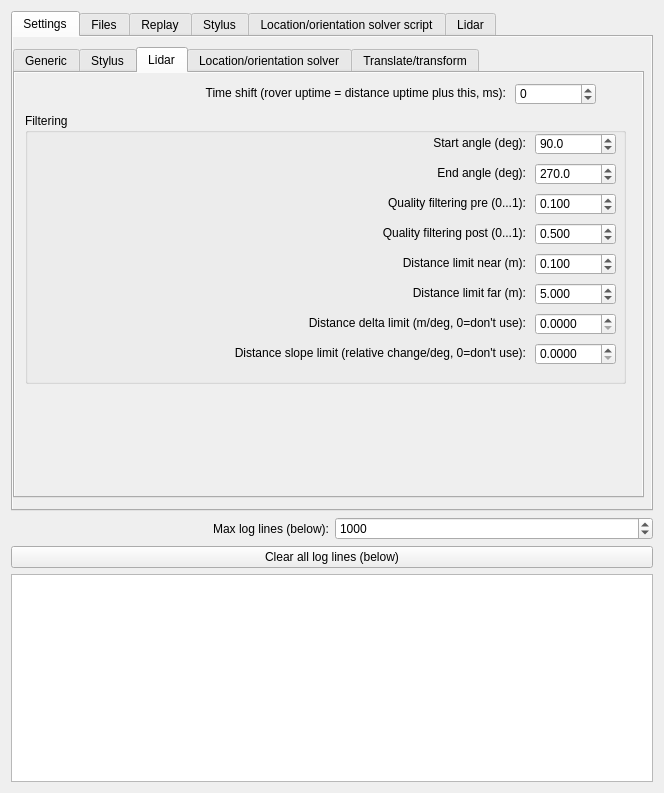
Before: the Qt Designer form postprocessform.ui in GNSS-Stylist/GNSS-Stylus, drawn with Qt 5.
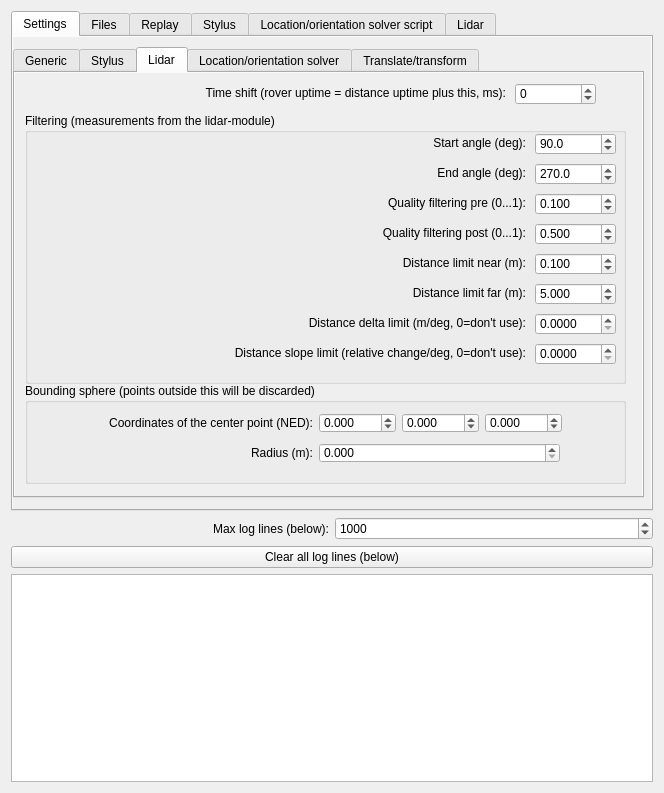
After: the same form once the commit is applied. The open tabs and pages were chosen to show the change.

Commit message: Add bounding sphere to point cloud creation (lidar)

Patch:
```diff
--- a/postprocessform.ui
+++ b/postprocessform.ui
@@ -420,7 +420,7 @@
           </rect>
          </property>
          <property name="title">
-          <string>Filtering</string>
+          <string>Filtering (measurements from the lidar-module)</string>
          </property>
          <widget class="QLabel" name="label_Lidar_Filtering_StartAngle">
           <property name="geometry">
@@ -751,6 +751,145 @@
           </property>
          </widget>
         </widget>
+        <widget class="QGroupBox" name="groupBox_Lidar_BoundingSphere">
+         <property name="geometry">
+          <rect>
+           <x>10</x>
+           <y>310</y>
+           <width>601</width>
+           <height>101</height>
+          </rect>
+         </property>
+         <property name="title">
+          <string>Bounding sphere (points outside this will be discarded)</string>
+         </property>
+         <widget class="QLabel" name="label_Lidar_BoundingSphere_Center">
+          <property name="geometry">
+           <rect>
+            <x>20</x>
+            <y>30</y>
+            <width>268</width>
+            <height>20</height>
+           </rect>
+          </property>
+          <property name="text">
+           <string>Coordinates of the center point (NED):</string>
+          </property>
+          <property name="alignment">
+           <set>Qt::AlignRight|Qt::AlignTrailing|Qt::AlignVCenter</set>
+          </property>
+         </widget>
+         <widget class="QDoubleSpinBox" name="doubleSpinBox_Lidar_BoundingSphere_Center_N">
+          <property name="geometry">
+           <rect>
+            <x>294</x>
+            <y>30</y>
+            <width>77</width>
+            <height>20</height>
+           </rect>
+          </property>
+          <property name="decimals">
+           <number>3</number>
+          </property>
+          <property name="minimum">
+           <double>-100000000.000000000000000</double>
+          </property>
+          <property name="maximum">
+           <double>100000000.000000000000000</double>
+          </property>
+          <property name="singleStep">
+           <double>0.010000000000000</double>
+          </property>
+         </widget>
+         <widget class="QDoubleSpinBox" name="doubleSpinBox_Lidar_BoundingSphere_Center_E">
+          <property name="geometry">
+           <rect>
+            <x>377</x>
+            <y>30</y>
+            <width>77</width>
+            <height>20</height>
+           </rect>
+          </property>
+          <property name="decimals">
+           <number>3</number>
+          </property>
+          <property name="minimum">
+           <double>-100000000.000000000000000</double>
+          </property>
+          <property name="maximum">
+           <double>100000000.000000000000000</double>
+          </property>
+          <property name="singleStep">
+           <double>0.010000000000000</double>
+          </property>
+          <property name="value">
+           <double>0.000000000000000</double>
+          </property>
+         </widget>
+         <widget class="QDoubleSpinBox" name="doubleSpinBox_Lidar_BoundingSphere_Center_D">
+          <property name="geometry">
+           <rect>
+            <x>460</x>
+            <y>30</y>
+            <width>77</width>
+            <height>20</height>
+           </rect>
+          </property>
+          <property name="decimals">
+           <number>3</number>
+          </property>
+          <property name="minimum">
+           <double>-100000000.000000000000000</double>
+          </property>
+          <property name="maximum">
+           <double>100000000.000000000000000</double>
+          </property>
+          <property name="singleStep">
+           <double>0.010000000000000</double>
+          </property>
+          <property name="value">
+           <double>0.000000000000000</double>
+          </property>
+         </widget>
+         <widget class="QDoubleSpinBox" name="doubleSpinBox_Lidar_BoundingSphere_Radius">
+          <property name="geometry">
+           <rect>
+            <x>294</x>
+            <y>60</y>
+            <width>241</width>
+            <height>20</height>
+           </rect>
+          </property>
+          <property name="decimals">
+           <number>3</number>
+          </property>
+          <property name="minimum">
+           <double>0.000000000000000</double>
+          </property>
+          <property name="maximum">
+           <double>100000000.000000000000000</double>
+          </property>
+          <property name="singleStep">
+           <double>0.010000000000000</double>
+          </property>
+         </widget>
+         <widget class="QLabel" name="label_Lidar_BoundingSphere_Radius">
+          <property name="geometry">
+           <rect>
+            <x>20</x>
+            <y>60</y>
+            <width>268</width>
+            <height>20</height>
+           </rect>
+          </property>
+          <property name="text">
+           <string>Radius (m):</string>
+          </property>
+          <property name="alignment">
+           <set>Qt::AlignRight|Qt::AlignTrailing|Qt::AlignVCenter</set>
+          </property>
+         </widget>
+        </widget>
        </widget>
        <widget class="QWidget" name="tab_Settings_LOSolver">
         <property name="autoFillBackground">
```
The commit also changes 1 other file.
